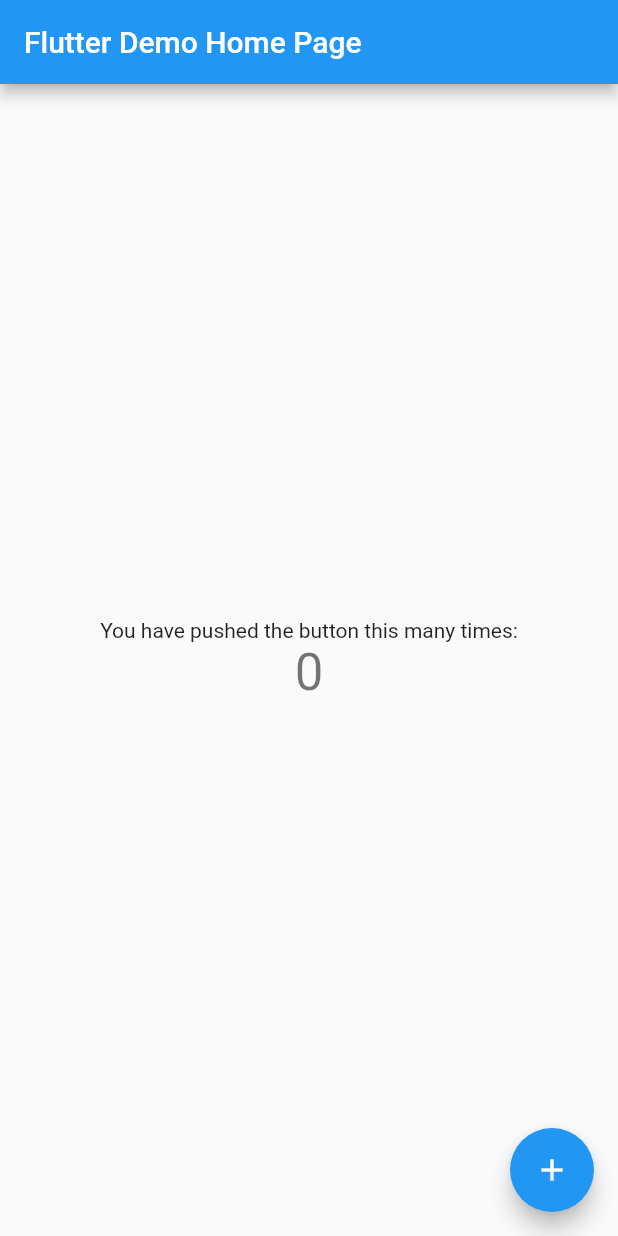
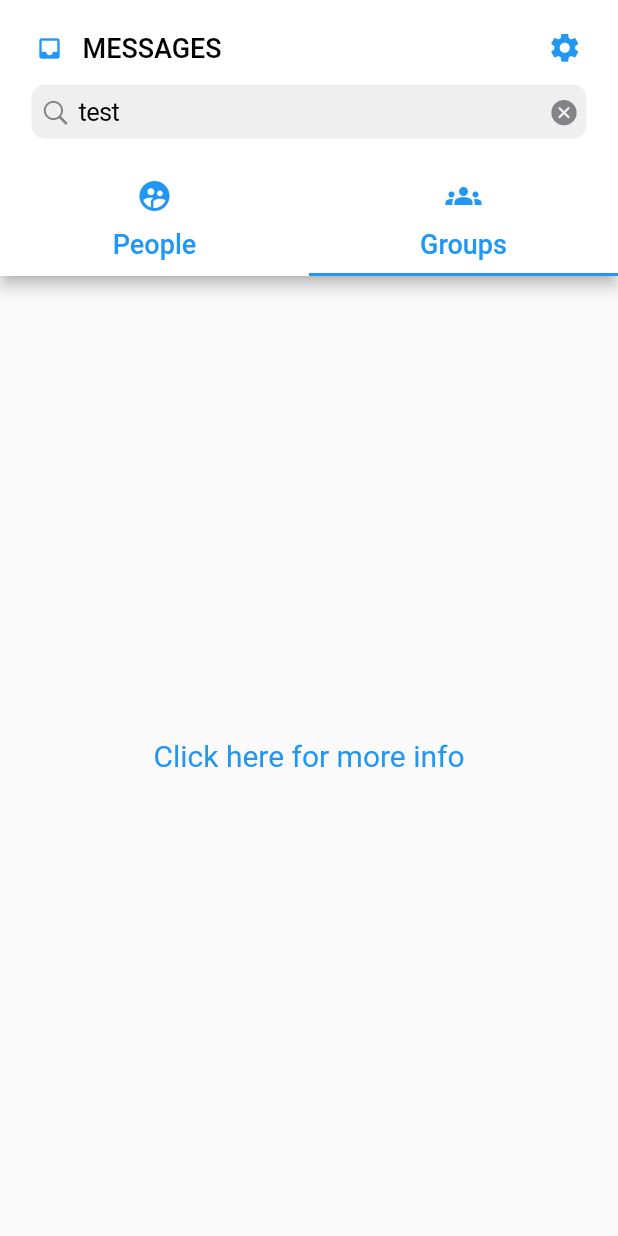
Before and after one commit to robbie827/chatFlutter, a Flutter app: the screen it shows after launch, on a phone screen of 412 x 824 dp. Run offline on Flutter 3.47's test engine with Material 2 defaults, Android fonts, the phone set to English and light mode, and no system bars; Roboto replaces fonts that are missing (OpenSansBold).

Commit message:
[001] First screen completed need fix

```diff
--- /dev/null
+++ b/lib/components/groups_screen.dart
@@ -0,0 +1,15 @@
+import 'package:flutter/material.dart';
+
+class GroupsScreen extends StatelessWidget {
+  const GroupsScreen({super.key});
+  @override
+  Widget build(BuildContext context) {
+    return Container(
+      child: const Center(
+          child: Text(
+        'Click here for more info',
+        style: TextStyle(color: Colors.blue, fontSize: 20.0),
+      )),
+    );
+  }
+}
--- a/lib/main.dart
+++ b/lib/main.dart
@@ -1,3 +1,5 @@
+import 'package:chatflutter/screen/chat/chat_screen.dart';
+import 'package:chatflutter/components/people_screen.dart';
 import 'package:flutter/material.dart';
 
 void main() {
@@ -10,106 +12,9 @@ class MyApp extends StatelessWidget {
   // This widget is the root of your application.
   @override
   Widget build(BuildContext context) {
-    return MaterialApp(
-      title: 'Flutter Demo',
-      theme: ThemeData(
-        // This is the theme of your application.
-        //
-        // Try running your application with "flutter run". You'll see the
-        // application has a blue toolbar. Then, without quitting the app, try
-        // changing the primarySwatch below to Colors.green and then invoke
-        // "hot reload" (press "r" in the console where you ran "flutter run",
-        // or simply save your changes to "hot reload" in a Flutter IDE).
-        // Notice that the counter didn't reset back to zero; the application
-        // is not restarted.
-        primarySwatch: Colors.blue,
-      ),
-      home: const MyHomePage(title: 'Flutter Demo Home Page'),
+    return const MaterialApp(
+      debugShowCheckedModeBanner: false,
+      home: ChatScreen(),
     );
   }
 }
-
-class MyHomePage extends StatefulWidget {
-  const MyHomePage({super.key, required this.title});
-
-  // This widget is the home page of your application. It is stateful, meaning
-  // that it has a State object (defined below) that contains fields that affect
-  // how it looks.
-
-  // This class is the configuration for the state. It holds the values (in this
-  // case the title) provided by the parent (in this case the App widget) and
-  // used by the build method of the State. Fields in a Widget subclass are
-  // always marked "final".
-
-  final String title;
-
-  @override
-  State<MyHomePage> createState() => _MyHomePageState();
-}
-
-class _MyHomePageState extends State<MyHomePage> {
-  int _counter = 0;
-
-  void _incrementCounter() {
-    setState(() {
-      // This call to setState tells the Flutter framework that something has
-      // changed in this State, which causes it to rerun the build method below
-      // so that the display can reflect the updated values. If we changed
-      // _counter without calling setState(), then the build method would not be
-      // called again, and so nothing would appear to happen.
-      _counter++;
-    });
-  }
-
-  @override
-  Widget build(BuildContext context) {
-    // This method is rerun every time setState is called, for instance as done
-    // by the _incrementCounter method above.
-    //
-    // The Flutter framework has been optimized to make rerunning build methods
-    // fast, so that you can just rebuild anything that needs updating rather
-    // than having to individually change instances of widgets.
-    return Scaffold(
-      appBar: AppBar(
-        // Here we take the value from the MyHomePage object that was created by
-        // the App.build method, and use it to set our appbar title.
-        title: Text(widget.title),
-      ),
-      body: Center(
-        // Center is a layout widget. It takes a single child and positions it
-        // in the middle of the parent.
-        child: Column(
-          // Column is also a layout widget. It takes a list of children and
-          // arranges them vertically. By default, it sizes itself to fit its
-          // children horizontally, and tries to be as tall as its parent.
-          //
-          // Invoke "debug painting" (press "p" in the console, choose the
-          // "Toggle Debug Paint" action from the Flutter Inspector in Android
-          // Studio, or the "Toggle Debug Paint" command in Visual Studio Code)
-          // to see the wireframe for each widget.
-          //
-          // Column has various properties to control how it sizes itself and
-          // how it positions its children. Here we use mainAxisAlignment to
-          // center the children vertically; the main axis here is the vertical
-          // axis because Columns are vertical (the cross axis would be
-          // horizontal).
-          mainAxisAlignment: MainAxisAlignment.center,
-          children: <Widget>[
-            const Text(
-              'You have pushed the button this many times:',
-            ),
-            Text(
-              '$_counter',
-              style: Theme.of(context).textTheme.headlineMedium,
-            ),
-          ],
-        ),
-      ),
-      floatingActionButton: FloatingActionButton(
-        onPressed: _incrementCounter,
-        tooltip: 'Increment',
-        child: const Icon(Icons.add),
-      ), // This trailing comma makes auto-formatting nicer for build methods.
-    );
-  }
-}
--- /dev/null
+++ b/lib/screen/chat/chat_screen.dart
@@ -0,0 +1,105 @@
+import 'package:chatflutter/components/people_screen.dart';
+import 'package:chatflutter/components/groups_screen.dart';
+import 'package:flutter/material.dart';
+import 'package:flutter/cupertino.dart';
+
+class ChatScreen extends StatefulWidget {
+  const ChatScreen({Key? key}) : super(key: key);
+
+  @override
+  _ChatScreenState createState() => _ChatScreenState();
+}
+
+class _ChatScreenState extends State<ChatScreen> {
+  TextEditingController controller = TextEditingController(text: "test");
+  @override
+  Widget build(BuildContext context) {
+    return DefaultTabController(
+        initialIndex: 1,
+        length: 2,
+        child: Scaffold(
+            appBar: AppBar(
+              backgroundColor: const Color.fromRGBO(255, 255, 255, 1),
+              toolbarHeight: 110,
+              title: Column(
+                children: [
+                  Row(
+                    mainAxisAlignment: MainAxisAlignment.start,
+                    // crossAxisAlignment: CrossAxisAlignment.center,
+                    children: const [
+                      Padding(
+                        padding: EdgeInsets.all(8.0),
+                        child: Icon(
+                          Icons.inbox,
+                          color: Colors.blue,
+                          size: 18,
+                        ),
+                      ),
+                      Padding(
+                        padding: EdgeInsets.all(5.0),
+                        child: Text(
+                          'MESSAGES',
+                          style: TextStyle(
+                            fontFamily: 'OpenSansBold',
+                            fontSize: 18.0,
+                            color: Colors.black,
+                          ),
+                        ),
+                      ),
+                      Spacer(),
+                      Padding(
+                        padding: EdgeInsets.all(8.0),
+                        child: Icon(
+                          Icons.settings,
+                          color: Colors.blue,
+                          size: 23,
+                        ),
+                      ),
+                    ],
+                  ),
+                  Padding(
+                    padding: const EdgeInsets.all(5.0),
+                    child: CupertinoSearchTextField(
+                      controller: controller,
+                      onChanged: (value) {},
+                      onSubmitted: (value) {},
+                      autocorrect: true,
+                    ),
+                  ),
+                ],
+              ),
+              bottom: const TabBar(tabs: [
+                Tab(
+                    icon: Icon(
+                      Icons.supervised_user_circle,
+                      color: Colors.blue,
+                    ),
+                    child: Text(
+                      'People',
+                      style: TextStyle(
+                        fontFamily: 'OpenSansBold',
+                        fontSize: 18.0,
+                        color: Colors.blue,
+                      ),
+                    )),
+                Tab(
+                    icon: Icon(
+                      Icons.groups,
+                      color: Colors.blue,
+                    ),
+                    child: Text(
+                      'Groups',
+                      style: TextStyle(
+                        fontFamily: 'OpenSansBold',
+                        fontSize: 18.0,
+                        color: Colors.blue,
+                      ),
+                    ))
+              ]),
+            ),
+            body: TabBarView(children: [
+              PeopleScreen(),
+              GroupsScreen(),
+            ])));
+  }
+}
--- /dev/null
+++ b/lib/service/api.dart
@@ -0,0 +1 @@
+class APIService {}
--- a/pubspec.yaml
+++ b/pubspec.yaml
@@ -59,9 +59,8 @@ flutter:
   uses-material-design: true
 
   # To add assets to your application, add an assets section, like this:
-  # assets:
-  #   - images/a_dot_burr.jpeg
-  #   - images/a_dot_ham.jpeg
+  assets:
+    - assets/images/
 
   # An image asset can refer to one or more resolution-specific "variants", see
   # https://flutter.dev/assets-and-images/#resolution-aware
```
Also changed, not shown: lib/components/people_screen.dart (added, +102 -0 lines), assets/images/Florian.jpg (added), assets/images/Takeo.png (added), assets/images/avatar1.jpg (added), assets/images/avatar2.jpg (added), assets/images/avatar3.jpg (added), assets/images/avatar4.jpg (added).
